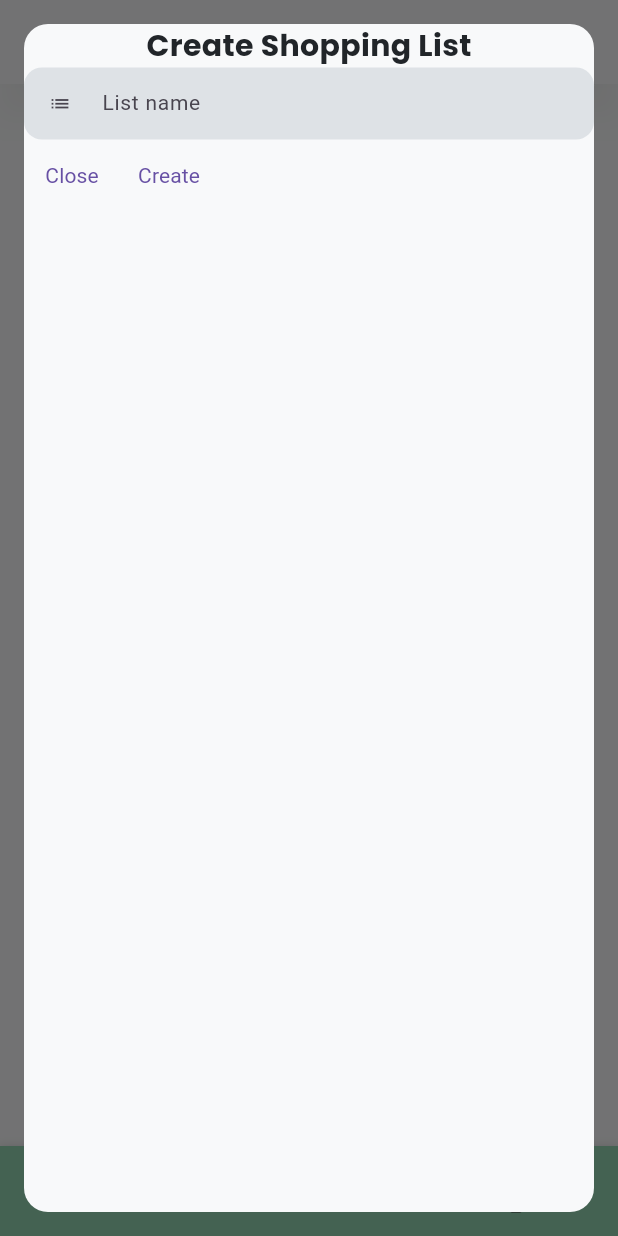
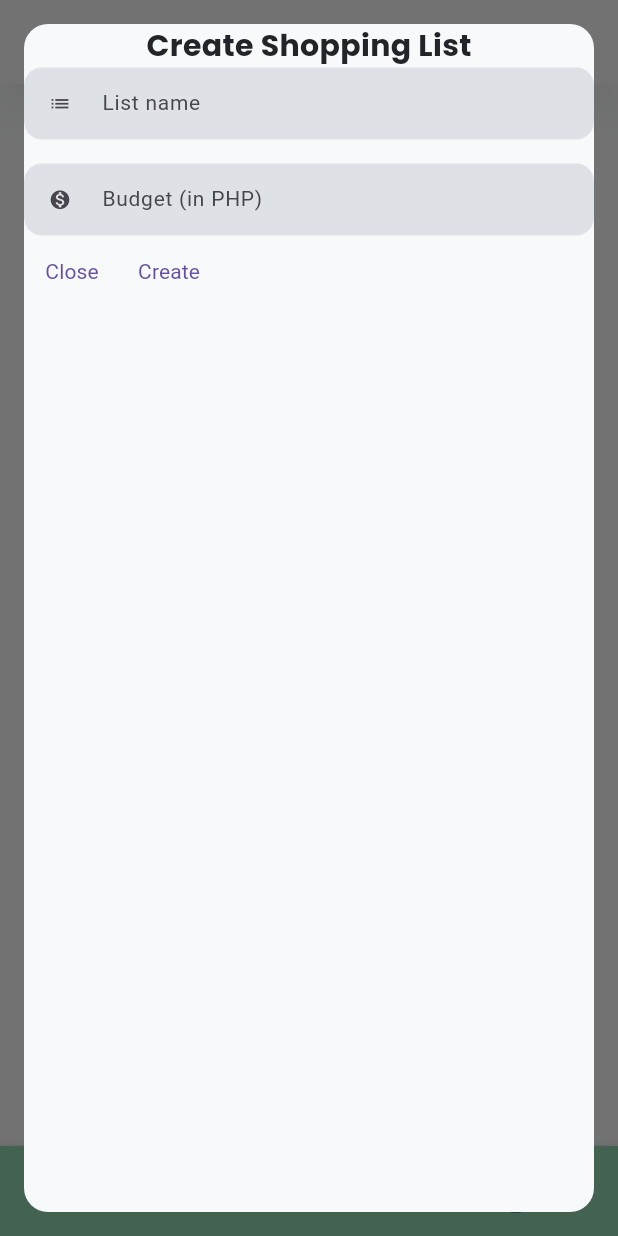
Before and after one commit to andrewaltuna/cooki, a Flutter app: the ShoppingListScreen screen opened directly, after a tap on "Create List", on a phone screen of 412 x 824 dp. Run offline on Flutter 3.47's test engine with Material 3 defaults, Android fonts, the phone set to English and light mode, and no system bars; our stand-ins replace equatable, firebase_auth, firebase_core, flutter_bloc, flutter_hooks, flutter_svg and 5 more; missing offline and left inert: app_settings, flutter_beacon; accounts and stored records are empty; network calls fail.

Commit message:
Add budget to shopping list

```diff
--- a/lib/feature/shopping_list/data/model/output/product_output.dart
+++ b/lib/feature/shopping_list/data/model/output/product_output.dart
@@ -1,6 +1,5 @@
 import 'package:cooki/feature/preferences/data/enum/product_category.dart';
 import 'package:equatable/equatable.dart';
-import 'package:flutter/foundation.dart';
 
 class ProductOutput extends Equatable {
   const ProductOutput({
--- a/lib/feature/shopping_list/data/model/output/shopping_list_output.dart
+++ b/lib/feature/shopping_list/data/model/output/shopping_list_output.dart
@@ -3,10 +3,13 @@ import 'package:equatable/equatable.dart';
 
 class ShoppingListOutput extends Equatable {
   const ShoppingListOutput(
-      {required this.id, required this.name, required this.items});
+      {required this.id,
+      required this.name,
+      required this.budget,
+      required this.items});
 
   static const ShoppingListOutput empty =
-      ShoppingListOutput(id: '', name: '', items: []);
+      ShoppingListOutput(id: '', name: '', budget: 0.0, items: []);
 
   factory ShoppingListOutput.fromJson(Map<String, dynamic> json) {
     return empty.copyWith(id: json['id'], name: json['name']);
@@ -15,15 +18,22 @@ class ShoppingListOutput extends Equatable {
   // TODO: Place shopping list items here
   final String id;
   final String name;
+  final double budget;
   final List<ShoppingListItemOutput> items;
 
   ShoppingListOutput copyWith(
-      {String? id, String? name, List<ShoppingListItemOutput>? items}) {
+      {String? id,
+      String? name,
+      double? budget,
+      List<ShoppingListItemOutput>? items}) {
     return ShoppingListOutput(
-        id: id ?? this.id, name: name ?? this.name, items: items ?? this.items);
+      id: id ?? this.id,
+      name: name ?? this.name,
+      budget: budget ?? this.budget,
+      items: items ?? this.items,
+    );
   }
 
   @override
-  // TODO: implement props
-  List<Object?> get props => [id, name, items];
+  List<Object?> get props => [id, name, budget, items];
 }
--- a/lib/feature/shopping_list/data/remote/shopping_list_remote_source.dart
+++ b/lib/feature/shopping_list/data/remote/shopping_list_remote_source.dart
@@ -13,17 +13,24 @@ class ShoppingListRemoteSource {
       ShoppingListOutput(
           id: '1',
           name: 'Weekly Groceries',
+          budget: 980.00,
           items: ShoppingListItemOutput.getDummyItems()),
       ShoppingListOutput(
           id: '2',
           name: 'Weekly Dinner',
+          budget: 1023.00,
           items: ShoppingListItemOutput.getDummyItems()),
     ];
   }
 
-  Future<ShoppingListOutput> createShoppingList(String name) async {
+  Future<ShoppingListOutput> createShoppingList(
+      String name, double budget) async {
     // TODO: Run actual query
     return ShoppingListOutput(
-        id: '3', name: name, items: ShoppingListItemOutput.getDummyItems());
+      id: '3',
+      name: name,
+      budget: budget,
+      items: ShoppingListItemOutput.getDummyItems(),
+    );
   }
 }
--- a/lib/feature/shopping_list/data/repository/shopping_list_repository.dart
+++ b/lib/feature/shopping_list/data/repository/shopping_list_repository.dart
@@ -13,7 +13,7 @@ class ShoppingListRepository implements ShoppingListRepositoryInterface {
   }
 
   @override
-  Future<ShoppingListOutput> createShoppingList(String name) {
-    return _remoteSource.createShoppingList(name);
+  Future<ShoppingListOutput> createShoppingList(String name, double budget) {
+    return _remoteSource.createShoppingList(name, budget);
   }
 }
--- a/lib/feature/shopping_list/data/repository/shopping_list_repository_interface.dart
+++ b/lib/feature/shopping_list/data/repository/shopping_list_repository_interface.dart
@@ -2,5 +2,5 @@ import 'package:cooki/feature/shopping_list/data/model/output/shopping_list_outp
 
 abstract interface class ShoppingListRepositoryInterface {
   Future<List<ShoppingListOutput>> getShoppingLists();
-  Future<ShoppingListOutput> createShoppingList(String name);
+  Future<ShoppingListOutput> createShoppingList(String name, double budget);
 }
--- a/lib/feature/shopping_list/presentations/component/shopping_list_catalog.dart
+++ b/lib/feature/shopping_list/presentations/component/shopping_list_catalog.dart
@@ -7,11 +7,18 @@ class ShoppingListCatalog extends StatelessWidget {
 
   @override
   Widget build(BuildContext context) {
-    return BlocBuilder<ShoppingListViewModel, ShoppingListState>(builder: (context, state) {
+    return BlocBuilder<ShoppingListViewModel, ShoppingListState>(
+        builder: (context, state) {
       return SingleChildScrollView(
         child: Column(
           children: [
-            for (var list in state.shoppingLists) Text(list.name),
+            for (var list in state.shoppingLists)
+              Column(
+                children: [
+                  Text(list.name),
+                  Text(list.budget.toString()),
+                ],
+              ),
           ],
         ),
       );
--- a/lib/feature/shopping_list/presentations/component/shopping_list_create_modal_content.dart
+++ b/lib/feature/shopping_list/presentations/component/shopping_list_create_modal_content.dart
@@ -2,6 +2,7 @@ import 'package:cooki/common/component/form/custom_form_field.dart';
 import 'package:cooki/common/theme/app_text_styles.dart';
 import 'package:cooki/feature/shopping_list/presentations/view_model/shopping_list_view_model.dart';
 import 'package:flutter/material.dart';
+import 'package:flutter/services.dart';
 import 'package:flutter_bloc/flutter_bloc.dart';
 import 'package:flutter_hooks/flutter_hooks.dart';
 
@@ -13,21 +14,27 @@ class ShoppingListCreateModalContent extends HookWidget {
     Navigator.pop(context);
   }
 
-  void _onCreate(TextEditingController controller, BuildContext context) {
+  void _onCreate(BuildContext context, TextEditingController nameController,
+      TextEditingController budgetController) {
     FocusScope.of(context).unfocus();
-    String name = controller.text;
     if (_formKey.currentState!.validate()) {
       context.read<ShoppingListViewModel>().add(
-            ShoppingListCreated(name),
+            ShoppingListCreated(nameController.text, budgetController.text),
           );
     }
   }
 
   @override
   Widget build(BuildContext context) {
-    final controller = useTextEditingController();
+    final nameInputController = useTextEditingController();
+    final budgetInputController = useTextEditingController();
+
     return BlocListener<ShoppingListViewModel, ShoppingListState>(
-      listener: (context, state) {},
+      listener: (context, state) {
+        if (state.status.isSuccess) {
+          Navigator.pop(context);
+        }
+      },
       child: Column(
         children: [
           Text(
@@ -36,11 +43,26 @@ class ShoppingListCreateModalContent extends HookWidget {
           ),
           Form(
             key: _formKey,
-            child: CustomFormField(
-              controller: controller,
-              hintText: "List name",
-              icon: Icons.list,
-              textInputAction: TextInputAction.next,
+            child: Column(
+              children: [
+                CustomFormField(
+                  controller: nameInputController,
+                  hintText: "List name",
+                  icon: Icons.list,
+                  textInputAction: TextInputAction.next,
+                ),
+                const SizedBox(height: 16),
+                CustomFormField(
+                  controller: budgetInputController,
+                  keyboardType: TextInputType.number,
+                  icon: Icons.monetization_on,
+                  textInputAction: TextInputAction.next,
+                  hintText: "Budget (in PHP)",
+                  inputFormatters: [
+                    FilteringTextInputFormatter.digitsOnly,
+                  ],
+                )
+              ],
             ),
           ),
           Row(
@@ -51,7 +73,8 @@ class ShoppingListCreateModalContent extends HookWidget {
               ),
               TextButton(
                 child: Text("Create"),
-                onPressed: () => _onCreate(controller, context),
+                onPressed: () => _onCreate(
+                    context, nameInputController, budgetInputController),
               )
             ],
           )
--- a/lib/feature/shopping_list/presentations/screen/shopping_list_screen.dart
+++ b/lib/feature/shopping_list/presentations/screen/shopping_list_screen.dart
@@ -3,7 +3,6 @@ import 'package:cooki/common/hook/use_on_widget_load.dart';
 import 'package:cooki/feature/shopping_list/presentations/component/shopping_list_catalog.dart';
 import 'package:cooki/feature/shopping_list/presentations/component/shopping_list_create_helper.dart';
 import 'package:cooki/feature/shopping_list/presentations/view_model/shopping_list_view_model.dart';
-import 'package:flutter/foundation.dart';
 import 'package:flutter/material.dart';
 import 'package:flutter/widgets.dart';
 import 'package:flutter_bloc/flutter_bloc.dart';
--- a/lib/feature/shopping_list/presentations/view_model/shopping_list_event.dart
+++ b/lib/feature/shopping_list/presentations/view_model/shopping_list_event.dart
@@ -12,9 +12,10 @@ class ShoppingListsRequested extends ShoppingListEvent {
 }
 
 class ShoppingListCreated extends ShoppingListEvent {
-  const ShoppingListCreated(this.name);
+  const ShoppingListCreated(this.name, this.budget);
 
   final String name;
+  final String budget;
 
   @override
   List<Object?> get props => [name];
--- a/lib/feature/shopping_list/presentations/view_model/shopping_list_view_model.dart
+++ b/lib/feature/shopping_list/presentations/view_model/shopping_list_view_model.dart
@@ -36,7 +36,8 @@ class ShoppingListViewModel extends Bloc<ShoppingListEvent, ShoppingListState> {
       emit(state.copyWith(status: ViewModelStatus.loading));
 
       // TODO: Pass in data
-      final result = await _repository.createShoppingList(event.name);
+      final result = await _repository.createShoppingList(
+          event.name, double.parse(event.budget));
       emit(state.copyWith(
           status: ViewModelStatus.success,
           shoppingLists: [...state.shoppingLists, result]));
```
